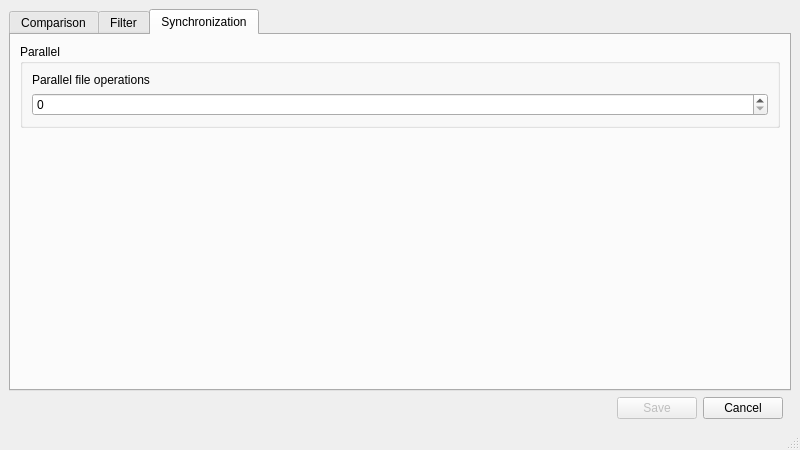
Before: the Qt Designer form ui/ruleswindow.ui in urpylka/filesync, drawn with Qt 5.
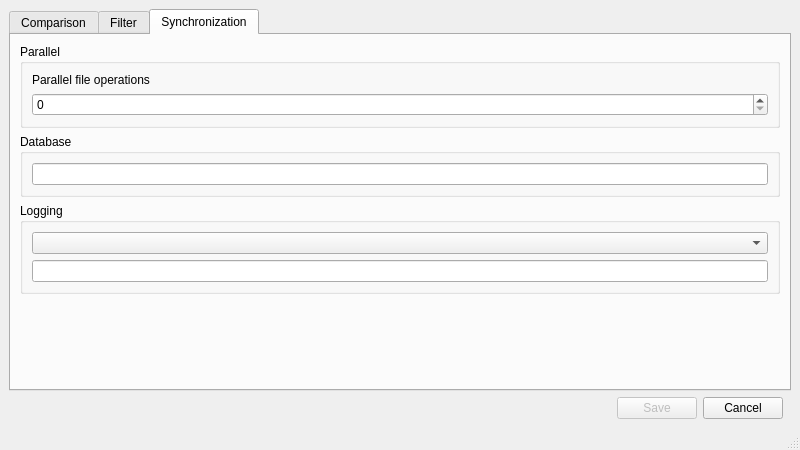
After: the same form once the commit is applied. The open tabs and pages were chosen to show the change.

```diff
--- a/ui/ruleswindow.ui
+++ b/ui/ruleswindow.ui
@@ -547,6 +547,33 @@
           </layout>
          </widget>
         </item>
+        <item>
+         <widget class="QGroupBox" name="groupBox_10">
+          <property name="title">
+           <string>Database</string>
+          </property>
+          <layout class="QVBoxLayout" name="verticalLayout_15">
+           <item>
+            <widget class="QLineEdit" name="lineEdit_4"/>
+           </item>
+          </layout>
+         </widget>
+        </item>
+        <item>
+         <widget class="QGroupBox" name="groupBox_11">
+          <property name="title">
+           <string>Logging</string>
+          </property>
+          <layout class="QVBoxLayout" name="verticalLayout_13">
+           <item>
+            <widget class="QComboBox" name="comboBox_4"/>
+           </item>
+           <item>
+            <widget class="QLineEdit" name="lineEdit_3"/>
+           </item>
+          </layout>
+         </widget>
+        </item>
         <item>
          <spacer name="verticalSpacer_3">
           <property name="orientation">
```
Left out of the diff: 2 changed lines with no effect on the pictures.
